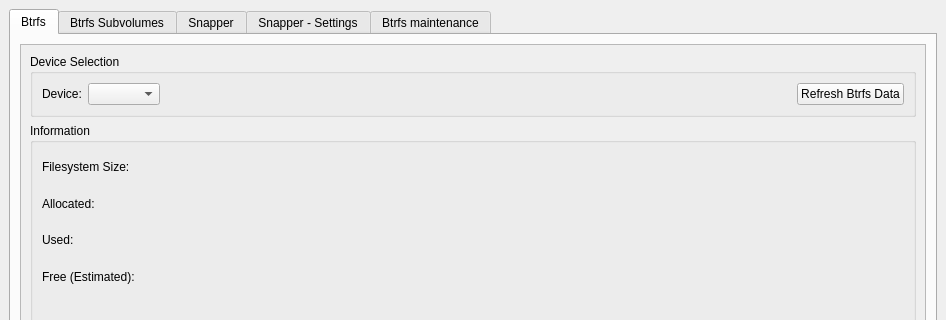
The window that btrfs-assistant.ui (nexusriot/btrfs-assistant) describes before a commit, drawn with Qt 5; both pictures show x 0 to 946 and y 0 to 320 of the 946 by 717 pixel window.
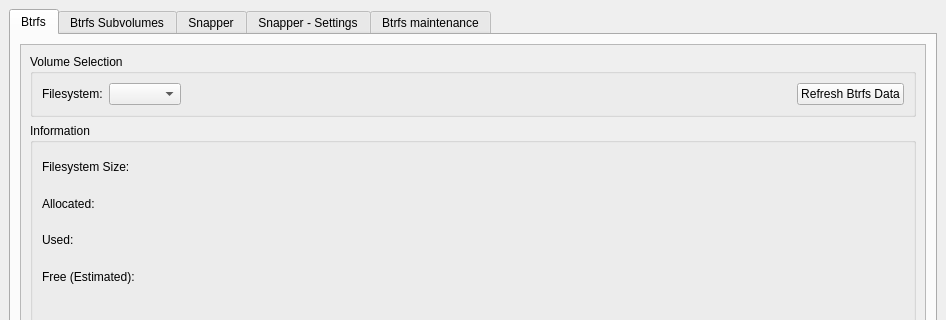
The same window after the commit. Icons and pictures are not drawn.

Commit message: Change labels on Btrfs tab to be more accurate

Diff of the .ui file:
```diff
--- a/btrfs-assistant.ui
+++ b/btrfs-assistant.ui
@@ -377,13 +377,13 @@
                </sizepolicy>
               </property>
               <property name="title">
-               <string>Device Selection</string>
+               <string>Volume Selection</string>
               </property>
               <layout class="QHBoxLayout" name="horizontalLayout">
                <item>
                 <widget class="QLabel" name="label_btrfsDevice">
                  <property name="text">
-                  <string>Device:</string>
+                  <string>Filesystem:</string>
                  </property>
                 </widget>
                </item>
```
